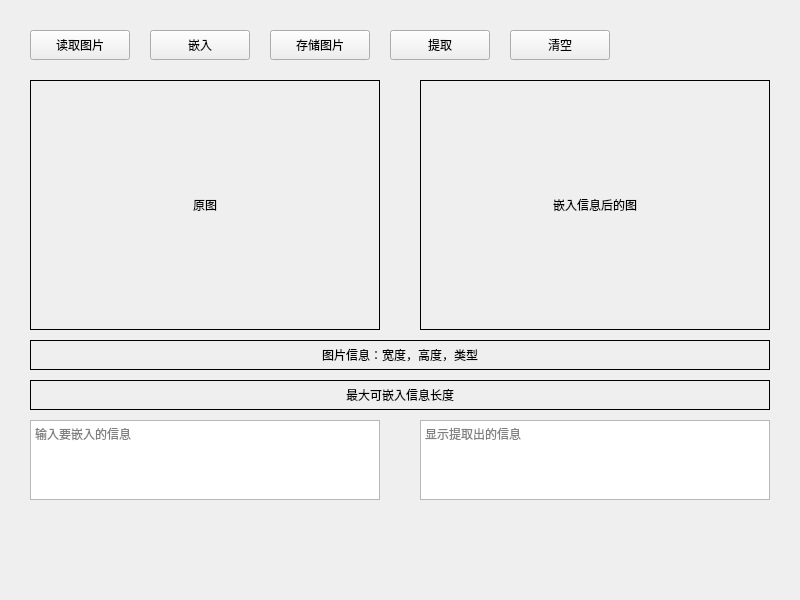
This is mainwindow.ui in Zoransy/ld-security as Qt 5 draws it before an edit. The edited form follows.
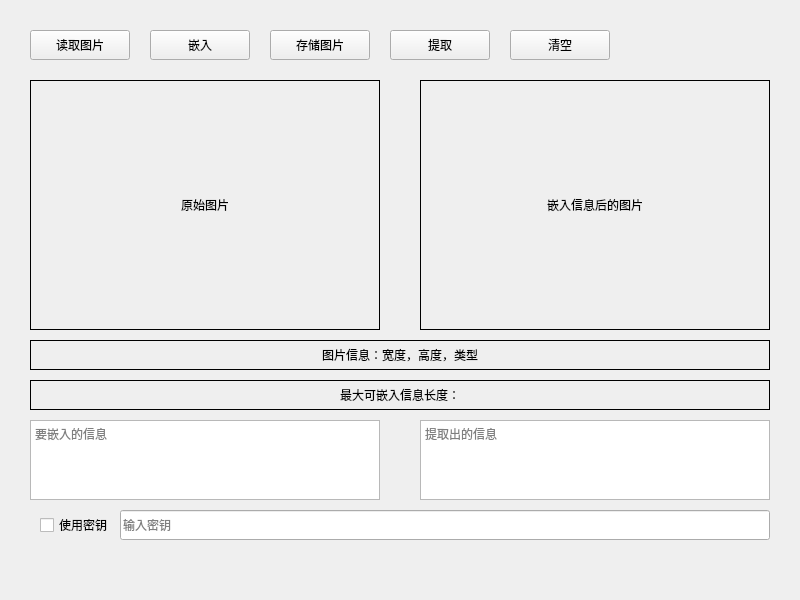
This is the edited form. Icons and pictures are not drawn.

```diff
--- a/mainwindow.ui
+++ b/mainwindow.ui
@@ -89,7 +89,7 @@
      </rect>
     </property>
     <property name="text">
-     <string>原图</string>
+     <string>原始图片</string>
     </property>
     <property name="alignment">
      <set>Qt::AlignCenter</set>
@@ -108,7 +108,7 @@
      </rect>
     </property>
     <property name="text">
-     <string>嵌入信息后的图</string>
+     <string>嵌入信息后的图片</string>
     </property>
     <property name="alignment">
      <set>Qt::AlignCenter</set>
@@ -146,7 +146,7 @@
      </rect>
     </property>
     <property name="text">
-     <string>最大可嵌入信息长度</string>
+     <string>最大可嵌入信息长度：</string>
     </property>
     <property name="alignment">
      <set>Qt::AlignCenter</set>
@@ -165,7 +165,7 @@
      </rect>
     </property>
     <property name="placeholderText">
-     <string>输入要嵌入的信息</string>
+     <string>要嵌入的信息</string>
     </property>
    </widget>
    <widget class="QTextEdit" name="extractedMessageTextEdit">
@@ -181,7 +181,33 @@
      <bool>true</bool>
     </property>
     <property name="placeholderText">
-     <string>显示提取出的信息</string>
+     <string>提取出的信息</string>
+    </property>
+   </widget>
+   <widget class="QCheckBox" name="useEncryptionCheckBox">
+    <property name="geometry">
+     <rect>
+      <x>40</x>
+      <y>510</y>
+      <width>100</width>
+      <height>30</height>
+     </rect>
+    </property>
+    <property name="text">
+     <string>使用密钥</string>
+    </property>
+   </widget>
+   <widget class="QLineEdit" name="encryptionKeyLineEdit">
+    <property name="geometry">
+     <rect>
+      <x>120</x>
+      <y>510</y>
+      <width>650</width>
+      <height>30</height>
+     </rect>
+    </property>
+    <property name="placeholderText">
+     <string>输入密钥</string>
     </property>
    </widget>
   </widget>
```
Left out of the diff: 54 changed lines with no effect on the pictures.
